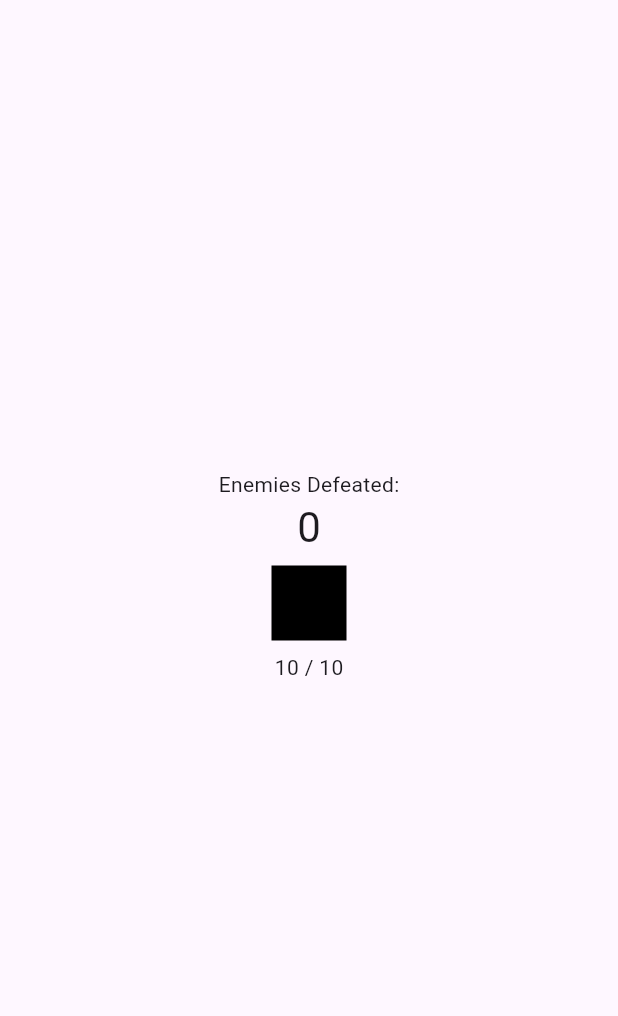
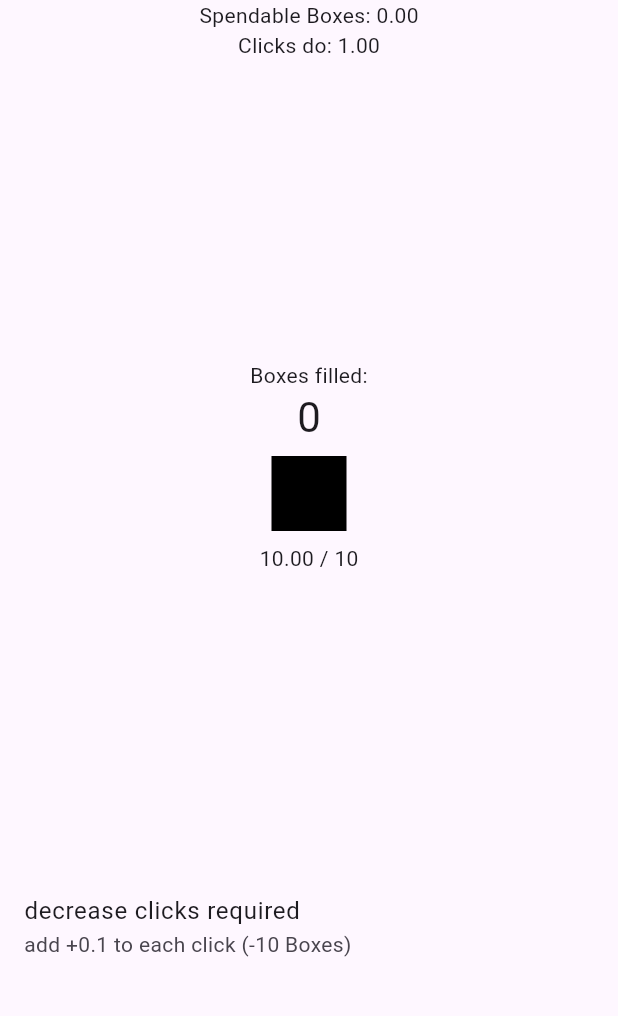
Before and after one commit to huangmj123/my-clicker-hero, a Flutter app: the screen it shows after launch, on a phone screen of 412 x 824 dp, the part 84-1100 px from its top. Run offline on Flutter 3.47's test engine with Material 3 defaults, Android fonts, the phone set to English and light mode, and no system bars.

Commit message:
one upgrade

```diff
--- a/project/lib/main.dart
+++ b/project/lib/main.dart
@@ -33,21 +33,19 @@ class MyHomePage extends StatefulWidget {
 }
 
 class _MyHomePageState extends State<MyHomePage> {
-  int defeatedEnemies = 0;
+  double currency = 0;
+  int squaresFilled = 0;
   int characterHealth = 10;
-  int dmg = 0;
+  double dmg = 0;
+  double clickdmg = 1;
 
-  void _incrementCounter() {
-    setState(() {
-      defeatedEnemies++;
-    });
-  }
 
     void _clickDamage() {
     setState(() {
-      dmg++;
-      if(dmg==characterHealth){
-        defeatedEnemies++;
+      dmg+=clickdmg;
+      if(dmg>=characterHealth){
+        squaresFilled++;
+        currency+= characterHealth/10;
         dmg = 0;
         characterHealth += 2;
       }
@@ -63,16 +61,32 @@ class _MyHomePageState extends State<MyHomePage> {
       ),
       body: Center(
         child: Column(
-          mainAxisAlignment: MainAxisAlignment.center,
           children: <Widget>[
+            Text('Spendable Boxes: ${currency.toStringAsFixed(2)}'),
+            Text('Clicks do: ${clickdmg.toStringAsFixed(2)}'),
+            const SizedBox(height: 200,),
+
             const Text(
-              'Enemies Defeated:',
+              'Boxes filled:',
             ),
             Text(
-              '$defeatedEnemies',
+              '$squaresFilled',
               style: Theme.of(context).textTheme.headlineMedium,
             ),
             NormalTarget(hp: characterHealth, taken: dmg,onTouch: _clickDamage,),
+
+            const SizedBox(height: 200,),
+            ListTile(
+              title: const Text('decrease clicks required'),
+              subtitle: const Text('add +0.1 to each click (-10 Boxes)'),
+              onTap: () {
+                if(currency>=10){
+                setState(() {
+                  clickdmg+=0.1;
+                  currency-=10;
+                });
+                }
+            },)
           ],
         ),
       ),
--- a/project/lib/targets/normal.dart
+++ b/project/lib/targets/normal.dart
@@ -2,7 +2,7 @@ import 'package:flutter/material.dart';
 
 class NormalTarget extends StatefulWidget {
   final int hp;
-  final int taken;
+  final double taken;
   final void Function()? onTouch;
   const NormalTarget({required this.hp, required this.taken,required this.onTouch,super.key});
 
@@ -33,7 +33,7 @@ class _NormalTargetState extends State<NormalTarget> {
           ),
           ),
           ),
-        Text("${widget.hp - widget.taken} / ${widget.hp}")
+        Text("${(widget.hp - widget.taken).toStringAsFixed(2)} / ${widget.hp}")
       ],
     );
   }
```
